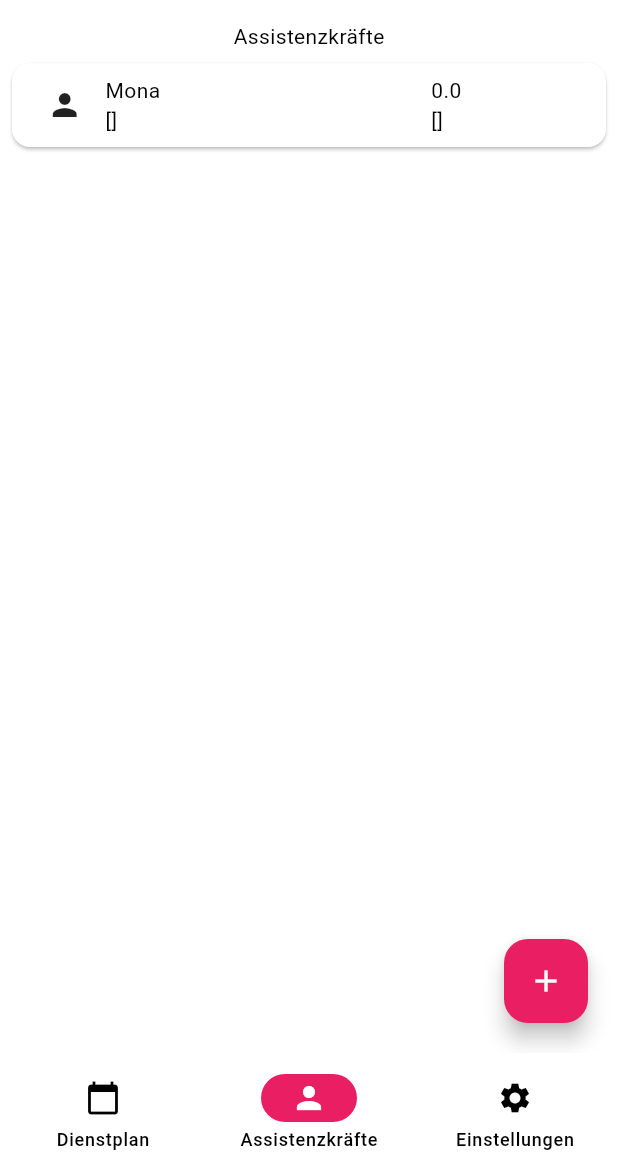
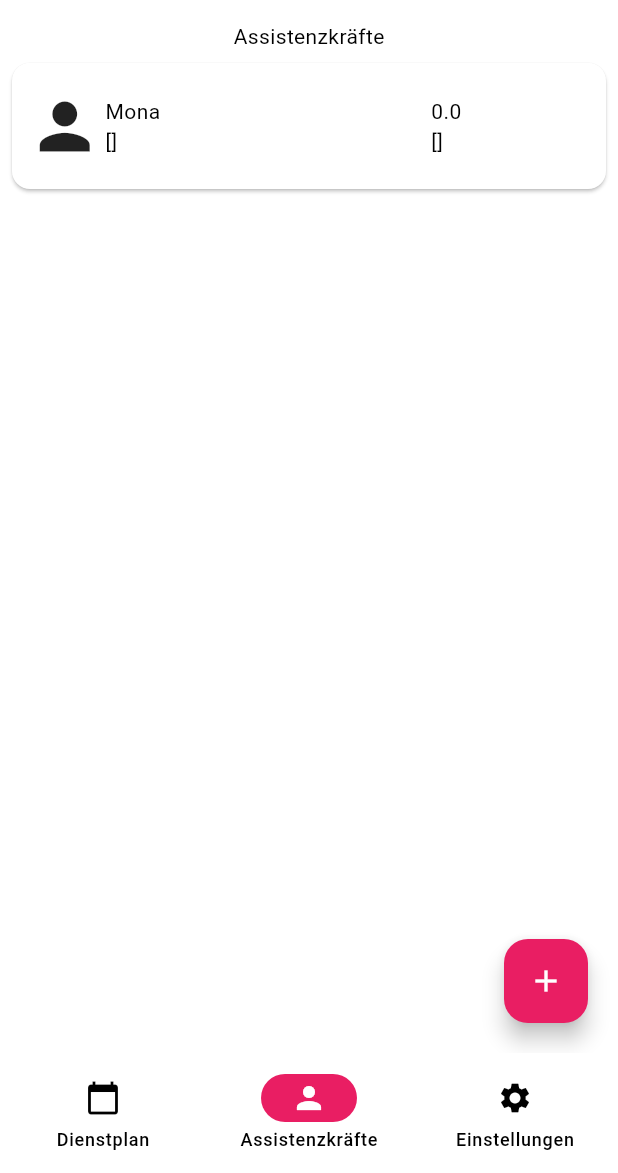
Before and after one commit to annikalenneper/der_assistenzplaner, a Flutter app: the screen it shows after launch, item 2 of the bottom bar chosen, on a phone screen of 412 x 824 dp, the part 63-1236 px from its top. Run offline on Flutter 3.47's test engine with Material 3 defaults, Android fonts, the phone set to English and light mode, and no system bars; our stand-ins replace table_calendar.

Commit message:
edited assistant card

```diff
--- a/lib/views/shared/assistant_card.dart
+++ b/lib/views/shared/assistant_card.dart
@@ -8,22 +8,27 @@ class AssistantCard extends StatelessWidget {
 
   @override
   Widget build(BuildContext context) {
-    return Card(
+    return SizedBox(
+      height: 100,
+      child: Card(
         margin: EdgeInsets.all(8),
         child: Padding(
           padding: const EdgeInsets.all(8.0),
           child: Row(
+            crossAxisAlignment: CrossAxisAlignment.center,
             children: <Widget>[
               Expanded(
                 flex: 1,
                 child: Column(
+                  mainAxisAlignment: MainAxisAlignment.center,
                   crossAxisAlignment: CrossAxisAlignment.center,
-                children: [Icon(Icons.person)]
+                  children: [Icon(size: 50, Icons.person)]
                 ),
               ),
               Expanded(
                 flex: 4,
                 child: Column(
+                  mainAxisAlignment: MainAxisAlignment.center,
                   crossAxisAlignment: CrossAxisAlignment.start,
                   children: [
                     Text(assistant.name),
@@ -34,6 +39,7 @@ class AssistantCard extends StatelessWidget {
               Expanded(
                 flex: 2,
                 child: Column(
+                  mainAxisAlignment: MainAxisAlignment.center,
                   crossAxisAlignment: CrossAxisAlignment.start,
                   children: [
                   Text(assistant.deviation.toString()),
@@ -43,6 +49,7 @@ class AssistantCard extends StatelessWidget {
             ],
           ),
         )
+      ),
     );
   }
 }
```
Lines whose indentation alone changed are shown as unchanged.
